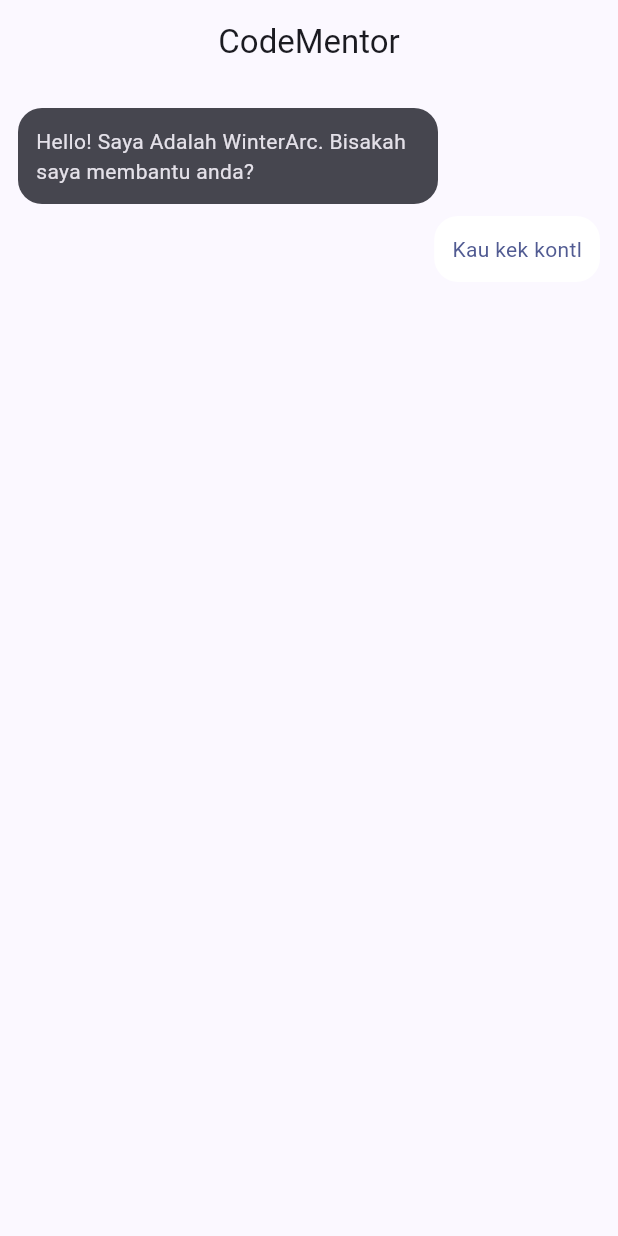
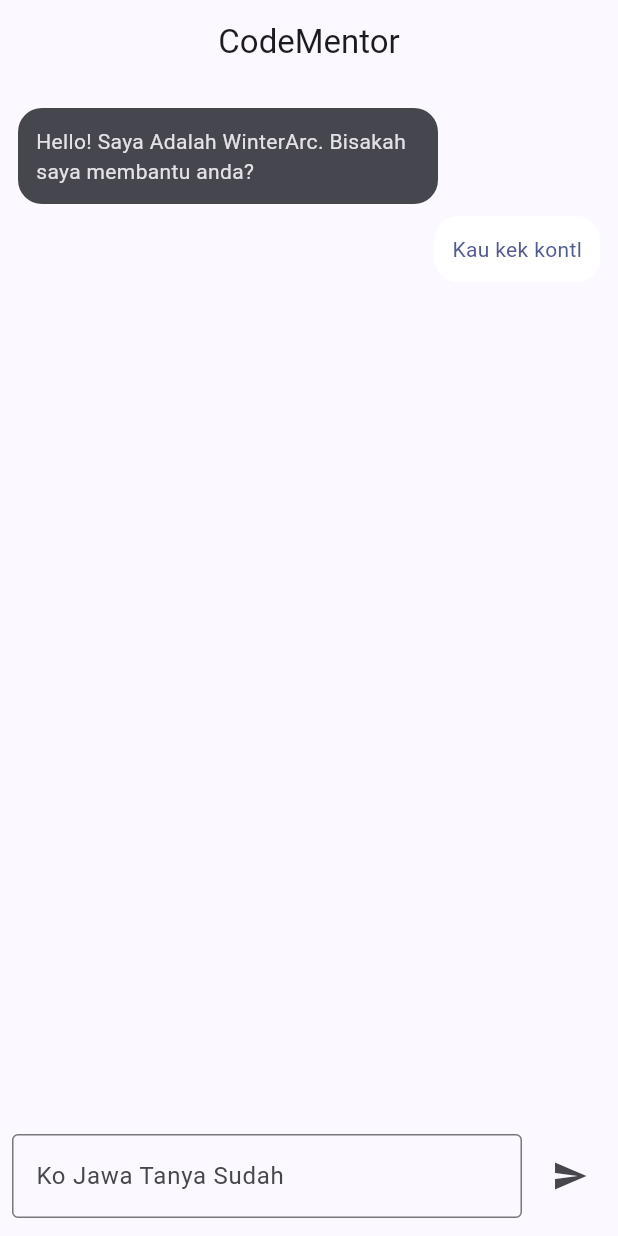
Before and after one commit to JustJorr/WinterArc, a Flutter app: the screen it shows after launch, on a phone screen of 412 x 824 dp. Run offline on Flutter 3.47's test engine with Material 3 defaults, Android fonts, the phone set to English and light mode, and no system bars.

Commit message:
`Added input area and scrolling functionality to chat screen`

```diff
--- a/lib/screens/chat_screen.dart
+++ b/lib/screens/chat_screen.dart
@@ -10,6 +10,9 @@ class ChatScreen extends StatefulWidget {
 }
 
 class _ChatScreenState extends State<ChatScreen> {
+  final TextEditingController _textController = TextEditingController();
+  final ScrollController _scrollController = ScrollController();
+
   final List<ChatMessage> _messages = [
     ChatMessage(
       id: '1',
@@ -25,6 +28,94 @@ class _ChatScreenState extends State<ChatScreen> {
     ),
   ];
 
+  Widget _buildMessageList() {
+    return ListView.builder(
+      controller: ScrollController(),
+      padding: const EdgeInsets.all(12),
+      itemCount: _messages.length,
+      itemBuilder: (context, index) {
+        return ChatBubble(message: _messages[index]);
+      },
+    );
+  }
+
+  Widget _buildInputArea() {
+    return Padding(
+      padding: const EdgeInsets.fromLTRB(8, 8, 8, 12),
+      child: Row(
+        children: [
+          Expanded(
+            child: TextField(
+              controller: _textController,
+              textInputAction: TextInputAction.send,
+              decoration: const InputDecoration(
+                hintText: "Ko Jawa Tanya Sudah",
+                border: OutlineInputBorder(),
+              ),
+              onSubmitted: (_) => _sendMessage(),
+            ),
+          ),
+          const SizedBox(width: 8),
+          IconButton(
+            icon: const Icon(Icons.send),
+            onPressed: _sendMessage,
+            ),
+        ],
+      ),
+    );
+  }
+
+
+  void _scrollToBottom() {
+    Future.delayed(const Duration(milliseconds: 100), () {
+      if (_scrollController.hasClients){
+        _scrollController.animateTo(
+          _scrollController.position.maxScrollExtent,
+          duration: const Duration(milliseconds: 300),
+          curve: Curves.easeOut,
+        );
+      }
+    });
+  }
+
+
+  void _sendMessage() {
+    final text = _textController.text.trim();
+    if (text.isEmpty) return;
+
+    final userMessage = ChatMessage(
+      id: DateTime.now().millisecondsSinceEpoch.toString(),
+      text: text,
+      sender: MessageSender.user,
+      timestamp: DateTime.now(),
+      );
+
+    setState(() {
+      _messages.add(userMessage);
+
+      _textController.clear();
+      _scrollToBottom();
+      _simulateBotReply();
+    });
+  }
+
+
+  void _simulateBotReply() {
+    Future.delayed(const Duration(seconds: 1), () {
+      final botMessage = ChatMessage(
+        id: DateTime.now().millisecondsSinceEpoch.toString(),
+        text: "Kontolone",
+        sender: MessageSender.bot,
+        timestamp: DateTime.now(),
+        );
+
+        setState(() {
+          _messages.add(botMessage);
+        });
+    });
+  }
+
+
   @override
   Widget build(BuildContext context) {
     return Scaffold(
@@ -32,18 +123,12 @@ class _ChatScreenState extends State<ChatScreen> {
         title: const Text('CodeMentor'),
         centerTitle: true,
       ),
-      body: _buildMessageList(),
-    );
-  }
-
-  Widget _buildMessageList() {
-    return ListView.builder(
-      padding: const EdgeInsets.all(12),
-      itemCount: _messages.length,
-      itemBuilder: (context, index) {
-        final message = _messages[index];
-        return ChatBubble(message: message);
-      },
+      body: Column(
+        children: [
+          Expanded(child: _buildMessageList()),
+          _buildInputArea(),
+        ],
+      ),
     );
   }
 }
```
